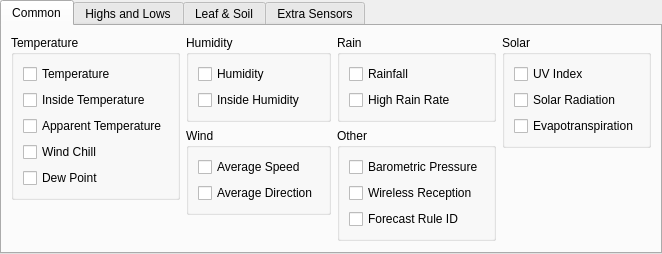
Old version of the form desktop/columnpickerwidget.ui in the repository davidrg/zxweather.
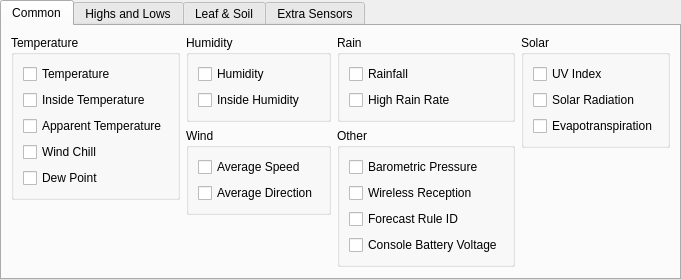
New version of the form.

Diff of the .ui file:
```diff
--- a/desktop/columnpickerwidget.ui
+++ b/desktop/columnpickerwidget.ui
@@ -7,7 +7,7 @@
     <x>0</x>
     <y>0</y>
     <width>645</width>
-    <height>249</height>
+    <height>256</height>
    </rect>
   </property>
   <property name="windowTitle">
@@ -218,6 +218,13 @@
               </property>
              </widget>
             </item>
+            <item>
+             <widget class="QCheckBox" name="cbConsoleBatteryVoltage">
+              <property name="text">
+               <string>Console Battery Voltage</string>
+              </property>
+             </widget>
+            </item>
            </layout>
           </widget>
          </item>
```
Left out of the diff: 8 changed lines with no effect on the pictures.
